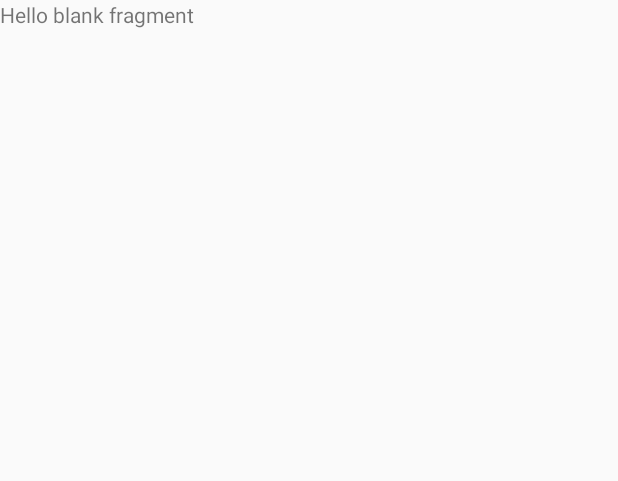
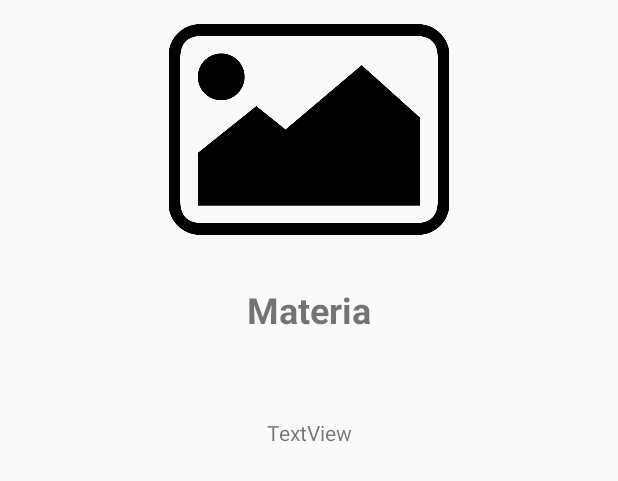
Before and after one commit to rloaeza/Android-AppClass-Kotlin, an Android app: the layout fragment_materia.xml on its own in the app's theme, with its tools: preview values and no code run, on a phone screen of 412 x 824 dp. Shown: the top 481 px of the screen. Run offline under Robolectric (Android 15) with nearby library versions, the phone set to English and light mode, and no system bars.

Commit message:
Guardando Imagen de materia

```diff
--- a/app/src/main/java/com/mas_aplicaciones/appclass/BaseDatos.kt
+++ b/app/src/main/java/com/mas_aplicaciones/appclass/BaseDatos.kt
@@ -16,7 +16,7 @@ import com.mas_aplicaciones.appclass.modelo.Usuario
 class BaseDatos(context: Context) : SQLiteOpenHelper(context, dbName, null, dbVersion) {
 
     companion object {
-        const val dbVersion = 2
+        const val dbVersion = 3
         const val dbName = "appclass.db"
 
         var usuarioAppClass: Usuario? = null
@@ -35,7 +35,7 @@ class BaseDatos(context: Context) : SQLiteOpenHelper(context, dbName, null, dbVe
                 "nombre TEXT," +
                 "descripcion TEXT," +
                 "idUsuario INTEGER," +
-                "logo BLOB" +
+                "logo TEXT" +
                 ")"
 
 
--- a/app/src/main/java/com/mas_aplicaciones/appclass/InicioSesion.kt
+++ b/app/src/main/java/com/mas_aplicaciones/appclass/InicioSesion.kt
@@ -74,8 +74,12 @@ class InicioSesion : Fragment() {
                 fila.getString(fila.getColumnIndex("usuario")),
                 fila.getString(fila.getColumnIndex("clave"))
             )
+            fila.close()
+            baseDatos.close()
             return usuario
         } else {
+            fila.close()
+            baseDatos.close()
             return null
         }
     }
--- a/app/src/main/java/com/mas_aplicaciones/appclass/modelo/Materia.kt
+++ b/app/src/main/java/com/mas_aplicaciones/appclass/modelo/Materia.kt
@@ -1,5 +1,6 @@
 package com.mas_aplicaciones.appclass.modelo
 
+import android.net.Uri
 import java.io.Serializable
 
 //
@@ -13,7 +14,7 @@ import java.io.Serializable
 open class Materia (open val id: Int,
                     open val nombre: String,
                     open val descripcion: String,
-                    open val logo: ByteArray,
+                    open val logo: Uri,
                     open val idUsuario: Int)  : Serializable {
 
 
--- a/app/src/main/res/layout/fragment_materia.xml
+++ b/app/src/main/res/layout/fragment_materia.xml
@@ -1,14 +1,72 @@
 <?xml version="1.0" encoding="utf-8"?>
 <FrameLayout xmlns:android="http://schemas.android.com/apk/res/android"
+    xmlns:app="http://schemas.android.com/apk/res-auto"
     xmlns:tools="http://schemas.android.com/tools"
     android:layout_width="match_parent"
     android:layout_height="match_parent"
     tools:context=".Materia">
 
-    <!-- TODO: Update blank fragment layout -->
-    <TextView
+    <androidx.constraintlayout.widget.ConstraintLayout
         android:layout_width="match_parent"
-        android:layout_height="match_parent"
-        android:text="@string/hello_blank_fragment" />
+        android:layout_height="match_parent">
 
+        <androidx.constraintlayout.widget.Guideline
+            android:id="@+id/guideline17"
+            android:layout_width="wrap_content"
+            android:layout_height="wrap_content"
+            android:orientation="horizontal"
+            app:layout_constraintGuide_percent=".2" />
+
+        <androidx.constraintlayout.widget.Guideline
+            android:id="@+id/guideline18"
+            android:layout_width="wrap_content"
+            android:layout_height="wrap_content"
+            android:orientation="horizontal"
+            app:layout_constraintGuide_percent=".3" />
+
+        <TextView
+            android:id="@+id/tvNombre"
+            android:layout_width="wrap_content"
+            android:layout_height="wrap_content"
+            android:gravity="center"
+            android:text="@string/materia"
+            android:textSize="24sp"
+            android:textStyle="bold"
+            app:layout_constraintBottom_toTopOf="@+id/guideline18"
+            app:layout_constraintEnd_toEndOf="parent"
+            app:layout_constraintStart_toStartOf="parent"
+            app:layout_constraintTop_toTopOf="@+id/guideline17" />
+
+        <ImageView
+            android:id="@+id/ivLogo"
+            android:layout_width="0dp"
+            android:layout_height="0dp"
+            android:layout_marginStart="16dp"
+            android:layout_marginTop="16dp"
+            android:layout_marginEnd="16dp"
+            android:layout_marginBottom="8dp"
+            android:src="@drawable/materia_logo"
+            app:layout_constraintBottom_toTopOf="@+id/guideline17"
+            app:layout_constraintEnd_toEndOf="parent"
+            app:layout_constraintStart_toStartOf="parent"
+            app:layout_constraintTop_toTopOf="parent" />
+
+        <TextView
+            android:id="@+id/tvDescripcion"
+            android:layout_width="wrap_content"
+            android:layout_height="wrap_content"
+            android:gravity="center"
+            android:text="TextView"
+            app:layout_constraintBottom_toTopOf="@+id/guideline19"
+            app:layout_constraintEnd_toEndOf="parent"
+            app:layout_constraintStart_toStartOf="parent"
+            app:layout_constraintTop_toTopOf="@+id/guideline18" />
+
+        <androidx.constraintlayout.widget.Guideline
+            android:id="@+id/guideline19"
+            android:layout_width="wrap_content"
+            android:layout_height="wrap_content"
+            android:orientation="horizontal"
+            app:layout_constraintGuide_percent=".4" />
+    </androidx.constraintlayout.widget.ConstraintLayout>
 </FrameLayout>
--- a/app/src/main/res/navigation/nav.xml
+++ b/app/src/main/res/navigation/nav.xml
@@ -66,6 +66,9 @@
         <action
             android:id="@+id/action_materia_to_materiaListaAsistencia"
             app:destination="@id/materiaListaAsistencia" />
+        <argument
+            android:name="materia"
+            app:argType="com.mas_aplicaciones.appclass.modelo.Materia" />
     </fragment>
     <fragment
         android:id="@+id/registroAlumno"
```
Also changed, not shown: app/src/main/java/com/mas_aplicaciones/appclass/ListViewItemMateria.kt (added, +60 -0 lines), app/src/main/java/com/mas_aplicaciones/appclass/ListadoMaterias.kt (+10 -2 lines), app/src/main/java/com/mas_aplicaciones/appclass/MainActivity.kt (+15 -0 lines), app/src/main/java/com/mas_aplicaciones/appclass/Materia.kt (+11 -1 lines), app/src/main/java/com/mas_aplicaciones/appclass/RegistroMateria.kt (+69 -7 lines).
